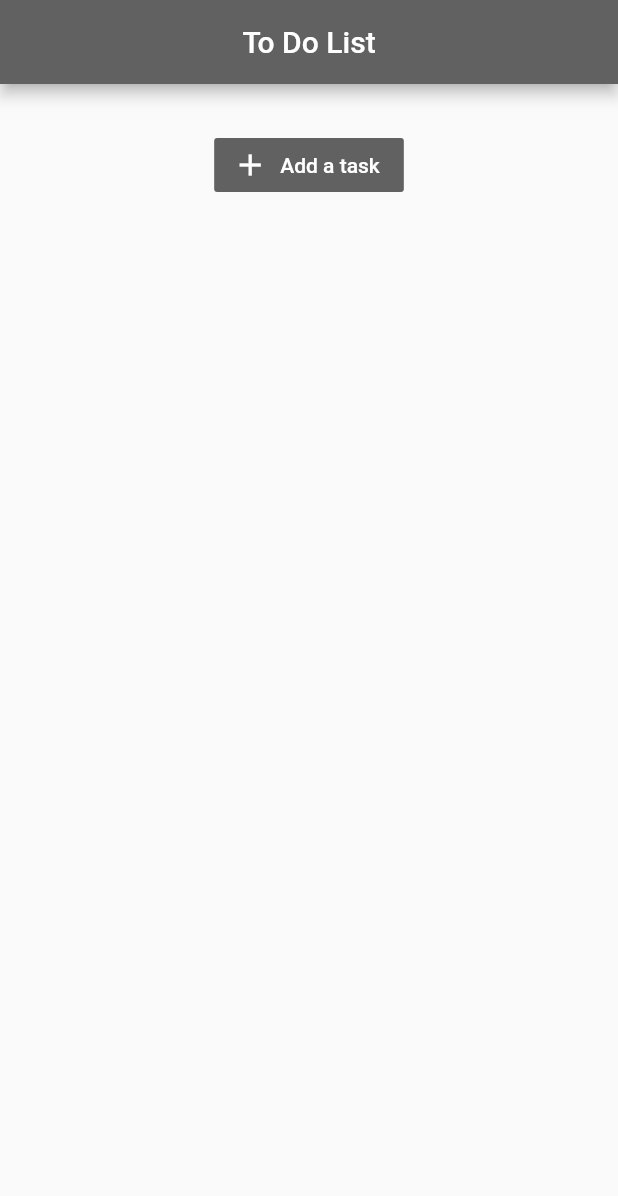
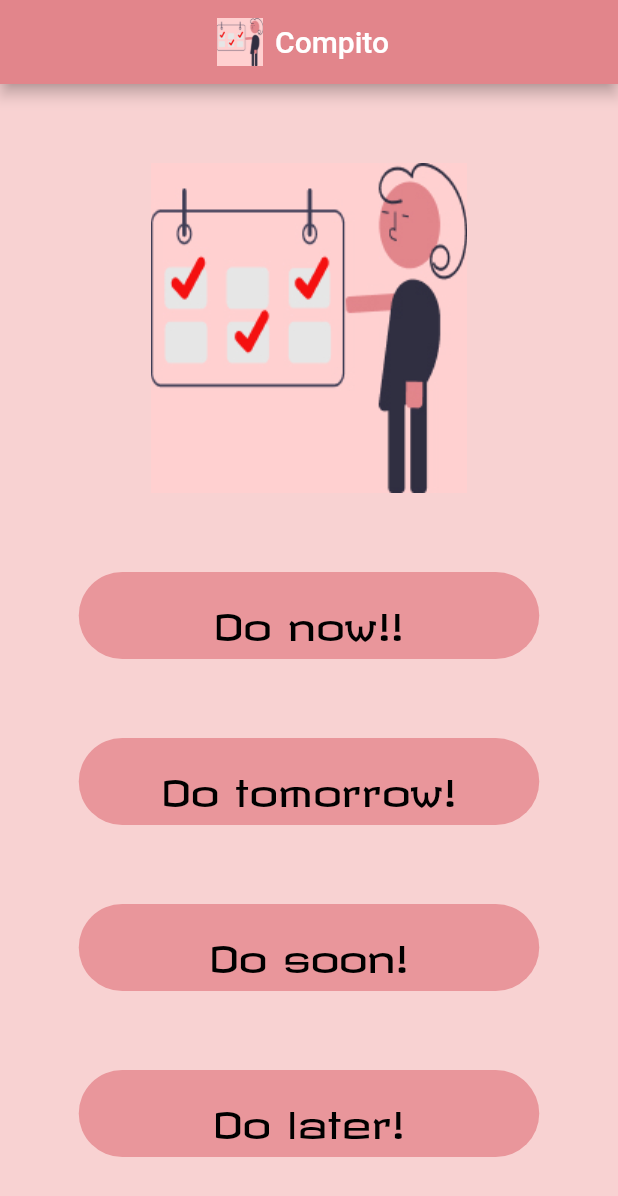
Before and after one commit to Megha2001/todo_list, a Flutter app: the screen it shows after launch, on a phone screen of 412 x 824 dp. Shown: the top 1196 px of the screen. Run offline on Flutter 3.47's test engine with Material 2 defaults, Android fonts, the phone set to English and light mode, and no system bars.

Commit message:
TODO LIST

```diff
--- /dev/null
+++ b/lib/home.dart
@@ -0,0 +1,156 @@
+import 'package:flutter/material.dart';
+import 'package:todo_list/screens/donow.dart';
+class HomeWidget extends StatefulWidget {
+  @override
+  _HomeWidgetState createState() => _HomeWidgetState();
+}
+
+class _HomeWidgetState extends State<HomeWidget> {
+  @override
+  Widget build(BuildContext context) {
+    return Scaffold(
+      backgroundColor: Color(0xffF8D2D2),
+      appBar: AppBar(
+        backgroundColor: Color(0xffE2858B),
+        title: Row(
+          mainAxisAlignment: MainAxisAlignment.center,
+          children:
+          [
+            Image.asset('assets/images/pic1.jpg',
+              fit: BoxFit.contain,
+              height: 32,),
+            Container(
+                padding: const EdgeInsets.all(8.0), child: Text('Compito'))
+          ],
+        ),
+      ),
+      body:Container(
+        child: Column(
+          mainAxisAlignment: MainAxisAlignment.spaceEvenly,
+          children: [
+            Center(child: Image.asset('assets/images/pic1.jpg')),
+            Container(
+                width: 307,
+                height: 58,
+                decoration: BoxDecoration(
+                  borderRadius : BorderRadius.only(
+                    topLeft: Radius.circular(30),
+                    topRight: Radius.circular(30),
+                    bottomLeft: Radius.circular(30),
+                    bottomRight: Radius.circular(30),),
+                  color : Color.fromRGBO(233, 150, 155, 1),),
+                child: FlatButton(
+                  onPressed:() {
+                    Navigator.push(
+                      context,
+                      MaterialPageRoute(builder: (context) => TaskList()),
+                    );
+                  },
+                  child: Center(
+                    child: Text('Do now!!', textAlign: TextAlign.center, style: TextStyle(
+                        color: Color.fromRGBO(0, 0, 0, 1),
+                        fontFamily: 'Revalia',
+                        fontSize: 24,
+                        letterSpacing: 0,
+                        fontWeight: FontWeight.normal,
+                        height: 1
+                    ),
+                    ),
+                  ),
+                )
+            ),
+            Container(
+                width: 307,
+                height: 58,
+                decoration: BoxDecoration(
+                  borderRadius : BorderRadius.only(
+                    topLeft: Radius.circular(30),
+                    topRight: Radius.circular(30),
+                    bottomLeft: Radius.circular(30),
+                    bottomRight: Radius.circular(30),),
+                  color : Color.fromRGBO(233, 150, 155, 1),),
+                child: FlatButton(
+                  onPressed: () {
+                    Navigator.push(
+                      context,
+                      MaterialPageRoute(builder: (context) => TaskList()),
+                    );
+                  },
+                  child: Center(
+                    child: Text('Do tomorrow!', textAlign: TextAlign.center, style: TextStyle(
+                        color: Color.fromRGBO(0, 0, 0, 1),
+                        fontFamily: 'Revalia',
+                        fontSize: 24,
+                        letterSpacing: 0,
+                        fontWeight: FontWeight.normal,
+                        height: 1
+                    ),
+                    ),
+                  ),
+                )
+            ),
+            Container(
+                width: 307,
+                height: 58,
+                decoration: BoxDecoration(
+                  borderRadius : BorderRadius.only(
+                    topLeft: Radius.circular(30),
+                    topRight: Radius.circular(30),
+                    bottomLeft: Radius.circular(30),
+                    bottomRight: Radius.circular(30),),
+                  color : Color.fromRGBO(233, 150, 155, 1),),
+                child: FlatButton(
+                  onPressed: (){
+                    Navigator.push(
+                      context,
+                      MaterialPageRoute(builder: (context) => TaskList()),
+                    );
+                  },
+                  child: Center(
+                    child: Text('Do soon!', textAlign: TextAlign.center, style: TextStyle(
+                        color: Color.fromRGBO(0, 0, 0, 1),
+                        fontFamily: 'Revalia',
+                        fontSize: 24,
+                        letterSpacing: 0,
+                        fontWeight: FontWeight.normal,
+                        height: 1
+                    ),
+                    ),
+                  ),
+                )
+            ),
+            Container(
+                width: 307,
+                height: 58,
+                decoration: BoxDecoration(
+                  borderRadius : BorderRadius.only(
+                    topLeft: Radius.circular(30),
+                    topRight: Radius.circular(30),
+                    bottomLeft: Radius.circular(30),
+                    bottomRight: Radius.circular(30),),
+                  color : Color.fromRGBO(233, 150, 155, 1),),
+                child: FlatButton(
+                  onPressed: (){
+                    Navigator.push(
+                      context,
+                      MaterialPageRoute(builder: (context) => TaskList()),
+                    );
+                  },
+                  child: Center(
+                    child: Text('Do later!', textAlign: TextAlign.center, style: TextStyle(
+                        color: Color.fromRGBO(0, 0, 0, 1),
+                        fontFamily: 'Revalia',
+                        fontSize: 24,
+                        letterSpacing: 0,
+                        fontWeight: FontWeight.normal,
+                        height: 1
+                    ),
+                    ),
+                  ),
+                )
+            )
+          ],
+        ),
+      ),);
+  }
+}
--- a/lib/main.dart
+++ b/lib/main.dart
@@ -1,78 +1,9 @@
 import 'package:flutter/cupertino.dart';
 import 'package:flutter/material.dart';
-import 'package:todo_list/services/addWidget.dart';
+import 'package:todo_list/home.dart';
+
 
 void main() => runApp(MaterialApp(
-  home: TaskList(),
+  debugShowCheckedModeBanner: false,
+  home: HomeWidget(),
 ));
-
-class TaskList extends StatefulWidget {
-  @override
-  _TaskListState createState() => _TaskListState();
-}
-
-class _TaskListState extends State<TaskList> {
-
-  List<AddWidget> tasks=[];
-
-  @override
-  Widget build(BuildContext context) {
-    return Scaffold(
-      appBar: AppBar(
-        backgroundColor: Colors.grey[700],
-        title: Text('To Do List'),
-        centerTitle: true,
-      ),
-      body: Container(
-        margin:EdgeInsets.fromLTRB(20.0, 20.0, 20.0, 40.0),
-        child: Column(
-          children: <Widget> [
-            Flexible(
-                child: new ListView.builder(
-                  shrinkWrap: true,
-                  itemCount: tasks.length,
-                    itemBuilder: (_,index) {
-                    return Row(
-                      children: [
-                        tasks[index],
-                        FlatButton.icon(
-                          onPressed: () {
-                            setState(() {
-                              tasks.removeAt(index);
-                            });
-                          },
-                            icon: Icon(Icons.delete),
-                          label: Text(' '),
-                        ),
-                      ],
-                    );
-                    },
-                ),
-            ),
-            SizedBox(height:10.0),
-            Center(
-              child: FlatButton.icon(
-                  onPressed: () {
-                    setState(() {
-                      tasks.add(new AddWidget());
-                    });
-                  },
-                  icon: Icon(
-                      Icons.add,
-                    color: Colors.white,
-                  ),
-                  label: Text(
-                      'Add a task',
-                    style: TextStyle(
-                      color: Colors.white,
-                    ),
-                  ),
-                color: Colors.grey[700],
-              ),
-            ),
-          ],
-        ),
-      ),
-    );
-  }
-}
```
Also changed, not shown: assets/fonts/OFL.txt (added, +93 -0 lines), lib/screens/donow.dart (added, +74 -0 lines), pubspec.yaml (+8 -14 lines), assets/fonts/Revalia-Regular.ttf (added), assets/images/pic1.jpg (added).
